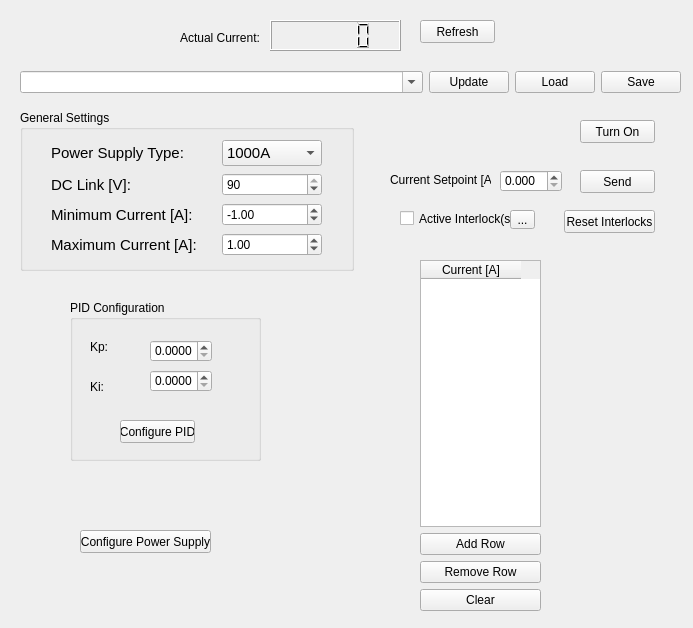
First picture: the form in flipcoil/gui/ui/powersupplywidget.ui, repository lnls-ima/flip-coil-control, before the edit.
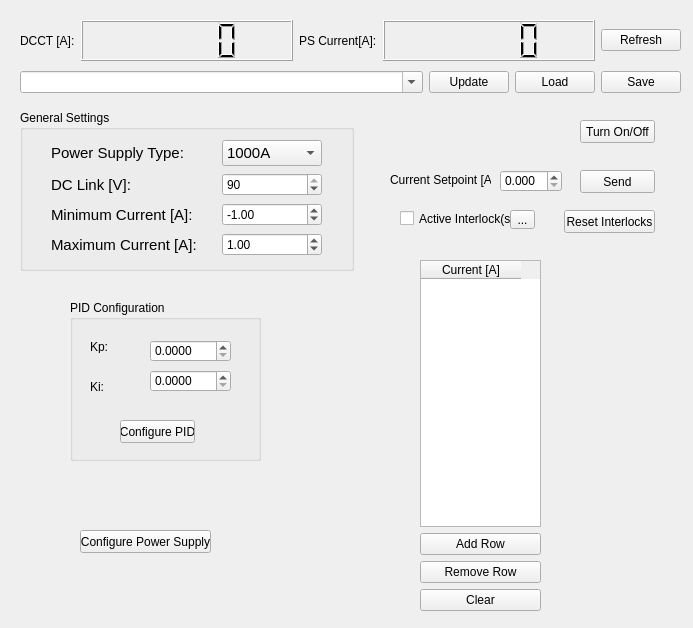
Second picture: the form after the edit.

What changed in the file:
```diff
--- a/flipcoil/gui/ui/powersupplywidget.ui
+++ b/flipcoil/gui/ui/powersupplywidget.ui
@@ -13,42 +13,6 @@
   <property name="windowTitle">
    <string>Form</string>
   </property>
-  <widget class="QLCDNumber" name="lcd_actual_current">
-   <property name="geometry">
-    <rect>
-     <x>270</x>
-     <y>20</y>
-     <width>131</width>
-     <height>31</height>
-    </rect>
-   </property>
-  </widget>
-  <widget class="QLabel" name="label">
-   <property name="geometry">
-    <rect>
-     <x>180</x>
-     <y>30</y>
-     <width>81</width>
-     <height>16</height>
-    </rect>
-   </property>
-   <property name="text">
-    <string>Actual Current:</string>
-   </property>
-  </widget>
-  <widget class="QPushButton" name="pbt_refresh">
-   <property name="geometry">
-    <rect>
-     <x>420</x>
-     <y>20</y>
-     <width>75</width>
-     <height>23</height>
-    </rect>
-   </property>
-   <property name="text">
-    <string>Refresh</string>
-   </property>
-  </widget>
   <widget class="QPushButton" name="pbt_turn_on_off">
    <property name="geometry">
     <rect>
@@ -59,7 +23,7 @@
     </rect>
    </property>
    <property name="text">
-    <string>Turn On</string>
+    <string>Turn On/Off</string>
    </property>
   </widget>
   <widget class="QGroupBox" name="groupBox">
@@ -118,7 +82,7 @@
      <rect>
       <x>80</x>
       <y>40</y>
-      <width>62</width>
+      <width>81</width>
       <height>22</height>
      </rect>
     </property>
@@ -137,7 +101,7 @@
      <rect>
       <x>80</x>
       <y>70</y>
-      <width>62</width>
+      <width>81</width>
       <height>22</height>
      </rect>
     </property>
@@ -552,6 +516,63 @@
     </item>
    </layout>
   </widget>
+  <widget class="QWidget" name="">
+   <property name="geometry">
+    <rect>
+     <x>20</x>
+     <y>20</y>
+     <width>661</width>
+     <height>41</height>
+    </rect>
+   </property>
+   <layout class="QHBoxLayout" name="horizontalLayout">
+    <item>
+     <widget class="QLabel" name="label_6">
+      <property name="sizePolicy">
+       <sizepolicy hsizetype="Maximum" vsizetype="Preferred">
+        <horstretch>0</horstretch>
+        <verstretch>0</verstretch>
+       </sizepolicy>
+      </property>
+      <property name="text">
+       <string>DCCT [A]:</string>
+      </property>
+     </widget>
+    </item>
+    <item>
+     <widget class="QLCDNumber" name="lcd_dcct_current"/>
+    </item>
+    <item>
+     <widget class="QLabel" name="label">
+      <property name="sizePolicy">
+       <sizepolicy hsizetype="Maximum" vsizetype="Preferred">
+        <horstretch>0</horstretch>
+        <verstretch>0</verstretch>
+       </sizepolicy>
+      </property>
+      <property name="text">
+       <string>PS Current[A]:</string>
+      </property>
+     </widget>
+    </item>
+    <item>
+     <widget class="QLCDNumber" name="lcd_actual_current"/>
+    </item>
+    <item>
+     <widget class="QPushButton" name="pbt_refresh">
+      <property name="sizePolicy">
+       <sizepolicy hsizetype="Maximum" vsizetype="Fixed">
+        <horstretch>0</horstretch>
+        <verstretch>0</verstretch>
+       </sizepolicy>
+      </property>
+      <property name="text">
+       <string>Refresh</string>
+      </property>
+     </widget>
+    </item>
+   </layout>
+  </widget>
  </widget>
  <resources/>
  <connections/>
```
